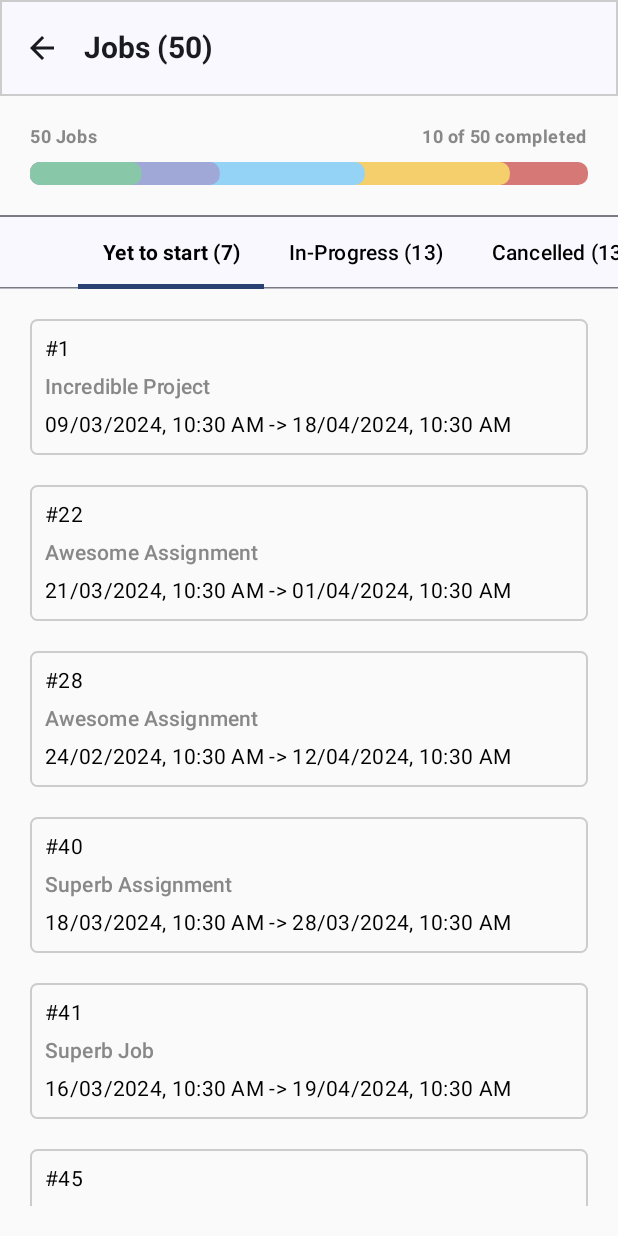
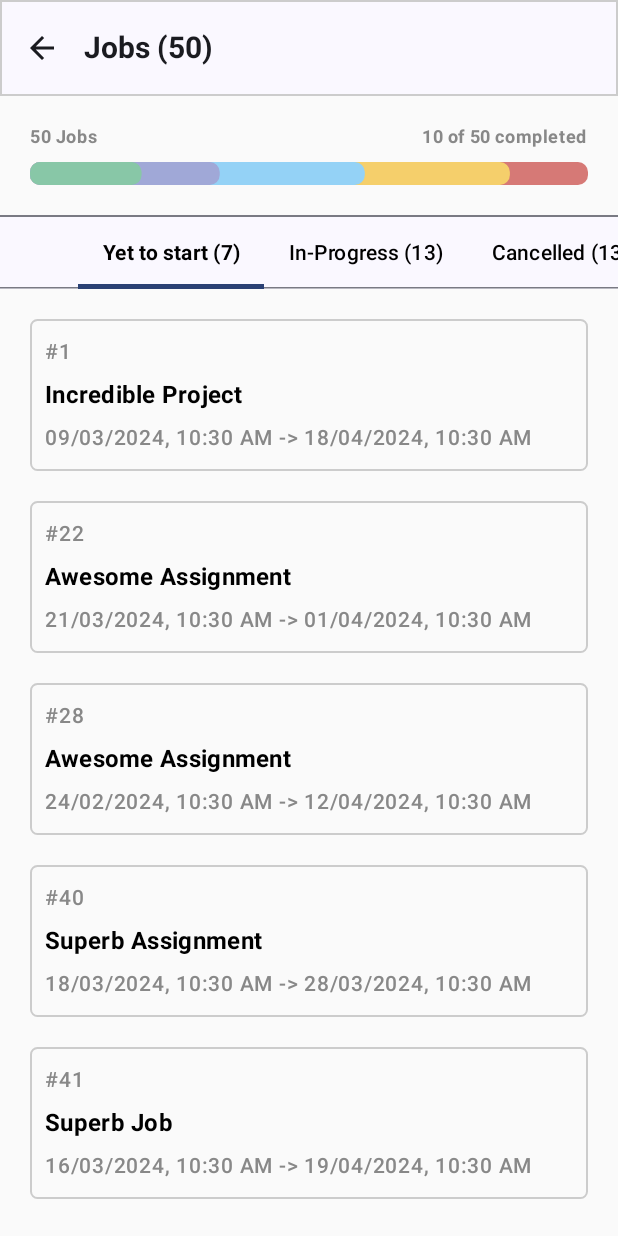
Before and after one commit to KannanGOfficial/Zuper-Dashboard, an Android app built with Jetpack Compose: the screen it shows after launch (MainActivity), after a tap on "Job Stats", on a phone screen of 412 x 824 dp. Run offline under Robolectric (Android 15) with nearby library versions, the phone set to English and light mode, and no system bars.

Commit message:
details screen ui correction is done..

```diff
--- a/app/src/main/java/zuper/dev/android/dashboard/ui/jobs/JobsScreen.kt
+++ b/app/src/main/java/zuper/dev/android/dashboard/ui/jobs/JobsScreen.kt
@@ -40,6 +40,7 @@ import androidx.compose.ui.res.stringResource
 import androidx.compose.ui.text.font.FontWeight
 import androidx.compose.ui.tooling.preview.Preview
 import androidx.compose.ui.unit.dp
+import androidx.compose.ui.unit.sp
 import androidx.lifecycle.viewmodel.compose.viewModel
 import androidx.navigation.NavHostController
 import zuper.dev.android.dashboard.R
@@ -233,18 +234,21 @@ fun JobItem(
             Text(
                 text = jobNumber,
                 modifier = Modifier.fillMaxWidth(),
-                style = MaterialTheme.typography.bodyMedium
+//                style = MaterialTheme.typography.bodyMedium,
+                fontWeight = FontWeight.SemiBold,
+                fontSize = 14.sp
             )
             Text(
                 text = jobTitle,
                 modifier = Modifier.fillMaxWidth(),
-                style = MaterialTheme.typography.titleSmall
+                style = MaterialTheme.typography.titleMedium
             )
             Text(
                 text = /*"Today, 10.30 - 11.00 AM"*/jobDescription,
                 modifier = Modifier.fillMaxWidth(),
-                style = MaterialTheme.typography.bodyMedium
-            )
+                fontWeight = FontWeight.SemiBold,
+                fontSize = 14.sp
+                )
         }
     }
 }
--- a/app/src/main/java/zuper/dev/android/dashboard/ui/theme/Type.kt
+++ b/app/src/main/java/zuper/dev/android/dashboard/ui/theme/Type.kt
@@ -33,7 +33,7 @@ val Typography = Typography(
     ),
     titleSmall = TextStyle(
         fontFamily = FontFamily.Default,
-        fontWeight = FontWeight.Medium,
+        fontWeight = FontWeight.Bold,
         fontSize = 14.sp,
         lineHeight = 20.0.sp,
         letterSpacing = 0.1.sp,
```
